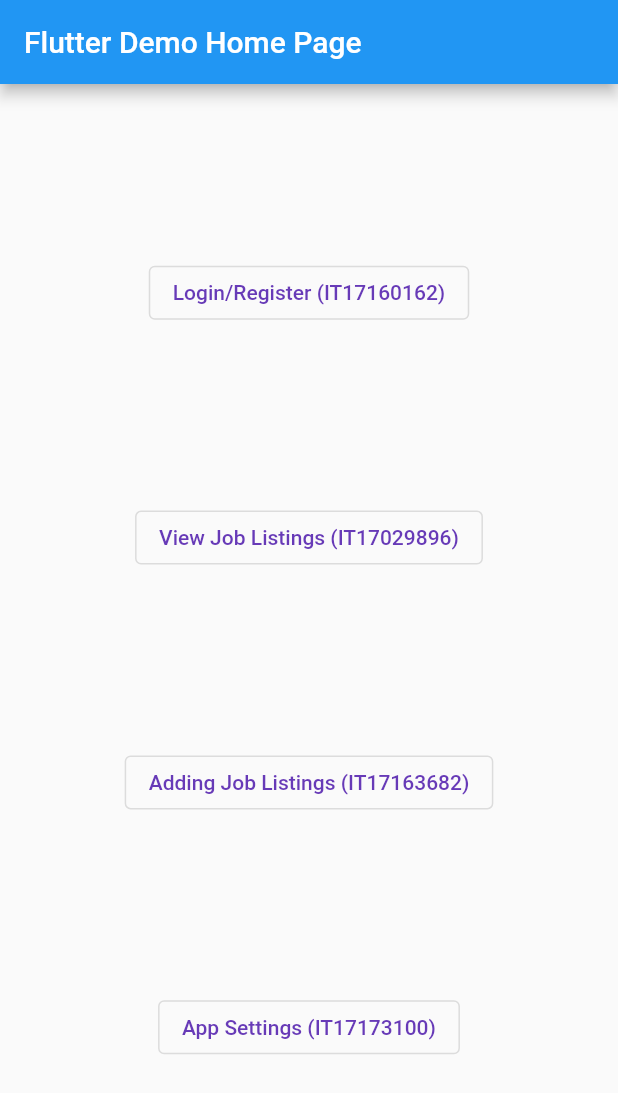
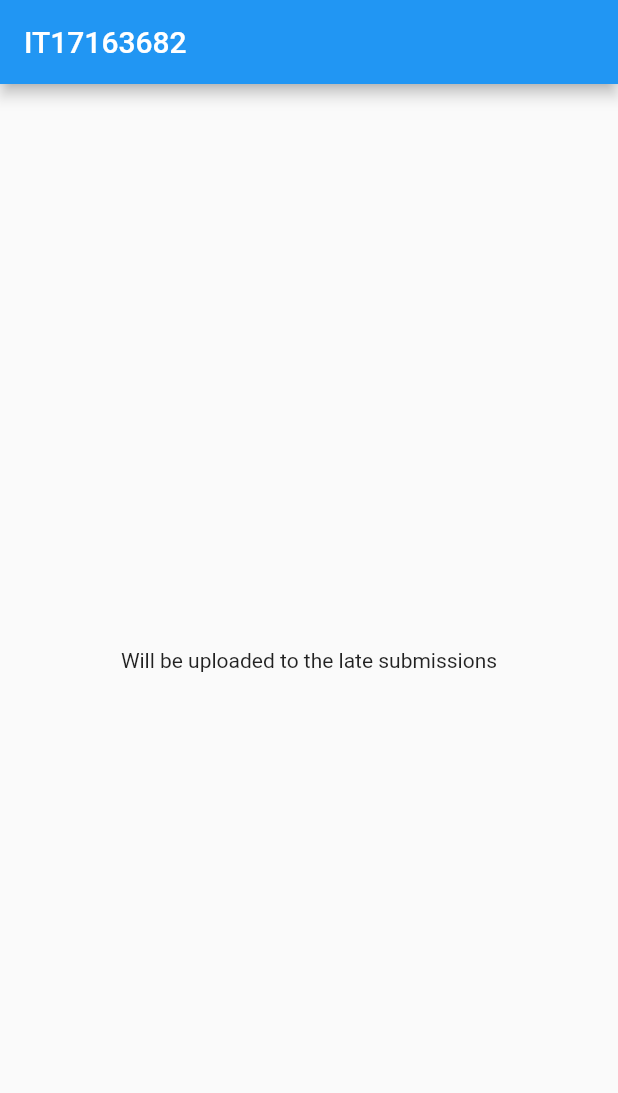
Before and after one commit to dsjiffry/Flutter-App, a Flutter app: the screen it shows after launch, after a tap on "Adding Job Listings (IT17163682)", on a phone screen of 412 x 824 dp. Shown: the top 1093 px of the screen. Run offline on Flutter 3.47's test engine with Material 2 defaults, Android fonts, the light colour scheme and no system bars; our stand-ins replace cloud_firestore, firebase_auth, firebase_core, smooth_star_rating; missing offline and left inert: firebase_auth_web, firebase_core_web, notes_app; accounts and stored records are empty; network calls fail.

Commit message:
updated navigation

```diff
--- a/lib/IT17163482/main.dart
+++ b/lib/IT17163482/addJobListings.dart
@@ -1,19 +1,18 @@
-import 'package:assignment_2021_jun_we_12/IT17029896/JobListings.dart';
 import 'package:flutter/material.dart';
 
 void main() {
-  runApp(MyApp());
+  runApp(AddJobListings());
 }
 
-class MyApp extends StatelessWidget {
+class AddJobListings extends StatelessWidget {
   @override
   Widget build(BuildContext context) {
     return MaterialApp(
-      title: 'Flutter Demo',
+      title: 'IT17163682',
       theme: ThemeData(
         primarySwatch: Colors.blue,
       ),
-      home: MyHomePage(title: 'Flutter Demo Home Page'),
+      home: MyHomePage(title: 'IT17163682'),
     );
   }
 }
@@ -36,17 +35,7 @@
       body: Center(
         child: Column(
           mainAxisAlignment: MainAxisAlignment.center,
-          children: <Widget>[
-            OutlinedButton(
-              onPressed: () {
-                Navigator.push(
-                  context,
-                  MaterialPageRoute(builder: (context) => JobListings()),
-                );
-              },
-              child: const Text('View Job Listings'),
-            ),
-          ],
+          children: <Widget>[Text("Will be uploaded to the late submissions")],
         ),
       ),
     );
--- a/lib/main.dart
+++ b/lib/main.dart
@@ -1,4 +1,5 @@
 import 'package:assignment_2021_jun_we_12/IT17029896/JobListings.dart';
+import 'package:assignment_2021_jun_we_12/IT17163482/addJobListings.dart';
 import 'package:flutter/material.dart';
 
 import 'IT17160162/login_screen.dart';
@@ -79,10 +80,10 @@
                 primary: Colors.deepPurple,
               ),
               onPressed: () {
-                // Navigator.push(
-                //   context,
-                //   MaterialPageRoute(builder: (context) => ()),
-                // );
+                Navigator.push(
+                  context,
+                  MaterialPageRoute(builder: (context) => AddJobListings()),
+                );
               },
               child: const Text('Adding Job Listings (IT17163682)'),
             ),
```
